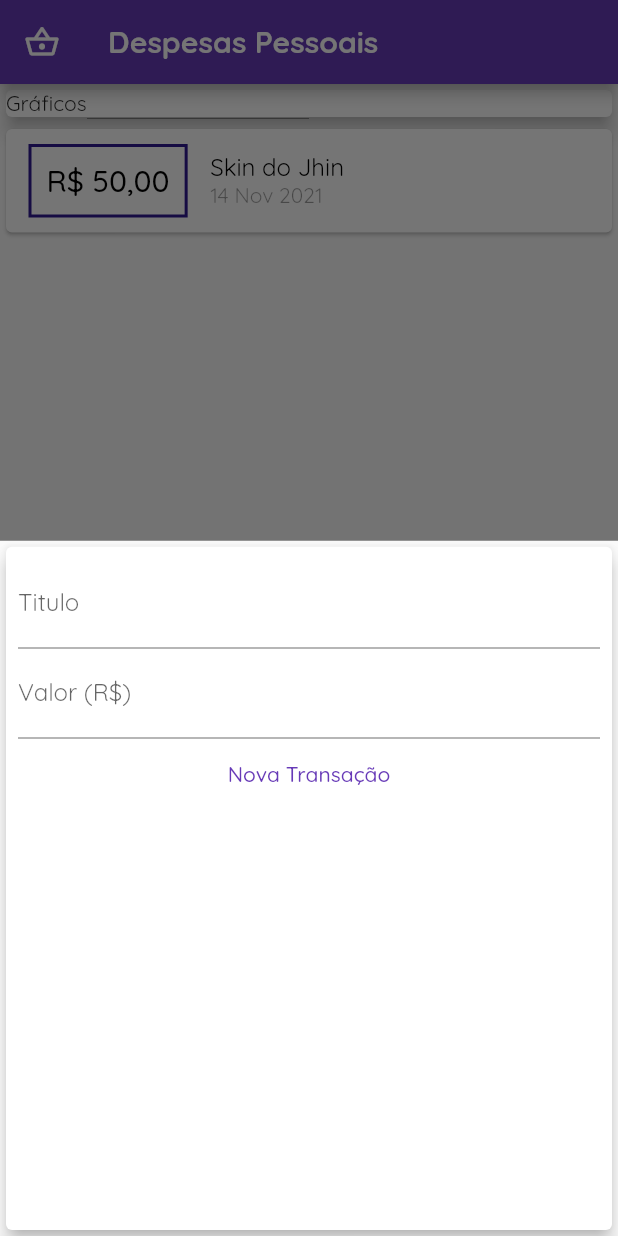
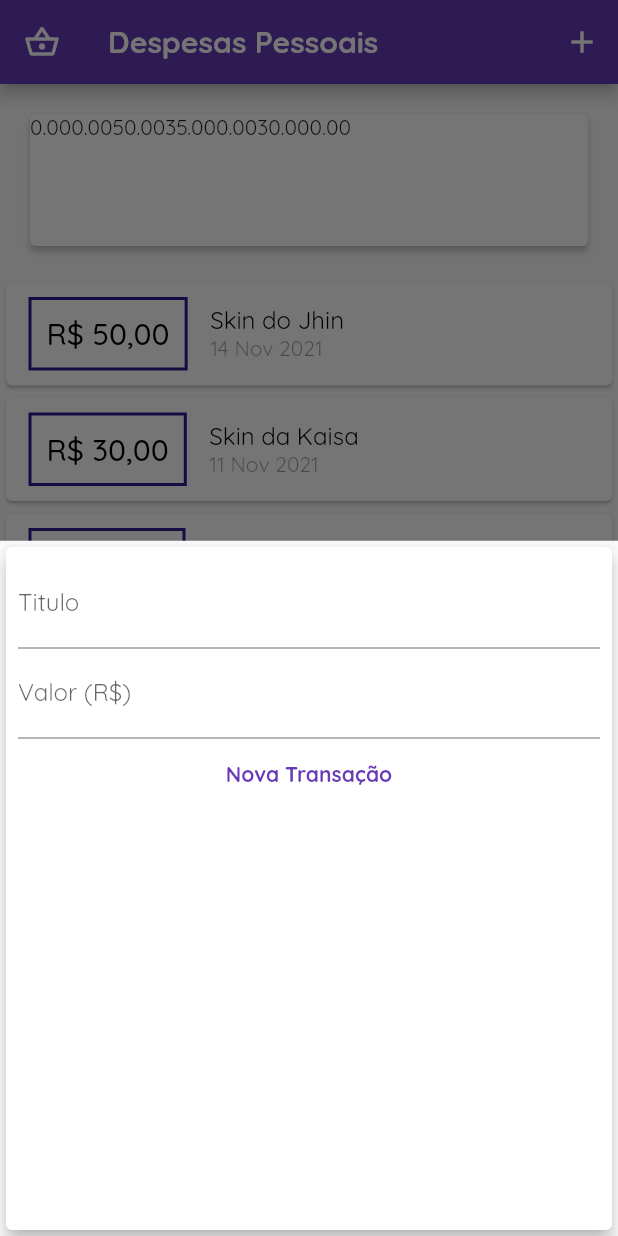
Before and after one commit to larinuness/flutter-app-despesas, a Flutter app: the screen it shows after launch, after a tap on the "add" icon, on a phone screen of 412 x 824 dp. Run offline on Flutter 3.47's test engine with Material 2 defaults, Android fonts, the phone set to English and light mode, and no system bars; our stand-ins replace google_fonts.

Commit message:
Projeto quase finalizado

```diff
--- a/projeto_despesas/lib/components/chart.dart
+++ b/projeto_despesas/lib/components/chart.dart
@@ -1,5 +1,6 @@
 import 'package:flutter/material.dart';
 import 'package:intl/intl.dart';
+import 'package:projeto_despesas/components/chart_bar.dart';
 import '../models/transaction.dart';
 
 //o gráfico sempre vai pegar as transações final do mes
@@ -8,15 +9,18 @@ class Chart extends StatelessWidget {
 
   const Chart({Key? key, required this.recentsTransactions}) : super(key: key);
   //tipo Object pq cada dia da semana vai ser um Object
-  List<Map<String, Object>> get groupedTransactions {
+  List<Map<String, dynamic>> get groupedTransactions {
     //gera com 7 itens, no caso 7 dias da semana
+    //cada index é um dia de semana
     return List.generate(7, (index) {
+      //index que está menos o dia de hoje
       final weekDay = DateTime.now().subtract(Duration(days: index));
 
       double totalSum = 0.0;
 
       for (var i = 0; i < recentsTransactions.length; i++) {
-        //vai comparar se é o mesmo dia
+        //vai comparar se é o mesmo dia/mes/ano
+        //e soma o valor total do dia
         bool sameDay = recentsTransactions[i].date.day == weekDay.day;
         bool sameMonth = recentsTransactions[i].date.month == weekDay.month;
         bool sameYear = recentsTransactions[i].date.year == weekDay.year;
@@ -27,7 +31,7 @@ class Chart extends StatelessWidget {
       }
 
       return {
-        //vai da a sigla do dia da semana
+        //vai retorna a sigla do dia da semana em inglês
         'day': DateFormat.E().format(weekDay)[0],
         'value': totalSum,
       };
@@ -36,11 +40,14 @@ class Chart extends StatelessWidget {
 
   @override
   Widget build(BuildContext context) {
+    groupedTransactions;
     return Card(
-      elevation: 6,
-      margin: EdgeInsets.all(20.0),
+      elevation: 2,
+      margin: const EdgeInsets.all(20.0),
       child: Row(
-        children: [],
+        children: groupedTransactions.map((tr) {
+          return ChartBar(label: tr['day'], value: tr['value'], percentage: 0);
+        }).toList(),
       ),
     );
   }
--- /dev/null
+++ b/projeto_despesas/lib/components/chart_bar.dart
@@ -0,0 +1,36 @@
+import 'package:flutter/material.dart';
+
+class ChartBar extends StatelessWidget {
+  final String label;
+  final double value;
+  final double percentage;
+
+  const ChartBar({
+    Key? key,
+    required this.label,
+    required this.value,
+    required this.percentage,
+  }) : super(key: key);
+
+  @override
+  Widget build(BuildContext context) {
+    return Column(
+      children: [
+        Text(
+          value.toStringAsFixed(2),
+        ),
+        const SizedBox(
+          height: 5,
+        ),
+        Container(
+          height: 60,
+          width: 10,
+          child: null,
+        ),
+        const SizedBox(
+          height: 5,
+        ),
+      ],
+    );
+  }
+}
--- a/projeto_despesas/lib/components/transaction_form.dart
+++ b/projeto_despesas/lib/components/transaction_form.dart
@@ -63,7 +63,12 @@ class _TransactionFormState extends State<TransactionForm> {
                 onPressed: () {
                   _submitForm();
                 },
-                child: const Text('Nova Transação'),
+                child: const Text(
+                  'Nova Transação',
+                  style: TextStyle(
+                    fontWeight: FontWeight.bold,
+                  ),
+                ),
               ),
             )
           ],
--- a/projeto_despesas/lib/components/transaction_list.dart
+++ b/projeto_despesas/lib/components/transaction_list.dart
@@ -32,6 +32,7 @@ class TransactionList extends StatelessWidget {
                         ),
                         decoration: BoxDecoration(
                           border: Border.all(
+                            // ignore: deprecated_member_use
                             color: Theme.of(context).accentColor,
                             width: 2,
                           ),
--- a/projeto_despesas/lib/main.dart
+++ b/projeto_despesas/lib/main.dart
@@ -2,12 +2,12 @@ import 'dart:math';
 import 'dart:ui';
 import 'package:flutter/material.dart';
 import 'package:google_fonts/google_fonts.dart';
-import 'package:projeto_despesas/components/no_transactions.dart';
+import 'package:projeto_despesas/components/chart.dart';
 import 'components/transaction_form.dart';
 
 import '../models/transaction.dart';
-import './components/transaction_form.dart';
-import './components/transaction_list.dart';
+
+import 'components/transaction_list.dart';
 
 main() => runApp(const ExpensesApp());
 
@@ -22,6 +22,7 @@ class ExpensesApp extends StatelessWidget {
       theme: ThemeData(
           primarySwatch: Colors.deepPurple,
           //deixa a cor do floatingActionButton mais escuro
+          // ignore: deprecated_member_use
           accentColor: Colors.deepPurple[900],
           textTheme: GoogleFonts.quicksandTextTheme()),
     );
@@ -38,11 +39,38 @@ class MyHomePage extends StatefulWidget {
 class _MyHomePageState extends State<MyHomePage> {
   final List<Transaction> _transactions = [
     Transaction(
-        id: '1',
-        title: 'Skin do Jhin',
-        value: 50,
-        date: DateTime.now().subtract(Duration(days: 2))),
+      id: '1',
+      title: 'Skin do Jhin',
+      value: 50,
+      //pega o dia de hoje e subtrai
+      date: DateTime.now().subtract(const Duration(days: 2)),
+    ),
+    Transaction(
+      id: '2',
+      title: 'Skin da Kaisa',
+      value: 30,
+      //pega o dia de hoje e subtrai
+      date: DateTime.now().subtract(const Duration(days: 5)),
+    ),
+    Transaction(
+      id: '2',
+      title: 'Skin da Lux',
+      value: 35,
+      //pega o dia de hoje e subtrai
+      date: DateTime.now().subtract(const Duration(days: 3)),
+    ),
   ];
+  //filter
+  //vai checar se as transações entra dentro dos 7 dias
+  //se for fora do 7 dias vai retornar false
+  List<Transaction> get _recentTransactions {
+    return _transactions.where((tr) {
+      //se a data for depois de uma data subtraida 7 dias atrás(dataRecente)
+      // é true
+      //se for antes, é false
+      return tr.date.isAfter(DateTime.now().subtract(const Duration(days: 7)));
+    }).toList();
+  }
 
   _openTransactionFormModal(BuildContext context) {
     //aparecer um modal no rodapé
@@ -72,6 +100,7 @@ class _MyHomePageState extends State<MyHomePage> {
     Navigator.of(context).pop();
   }
 
+
   @override
   Widget build(BuildContext context) {
     return Scaffold(
@@ -83,6 +112,14 @@ class _MyHomePageState extends State<MyHomePage> {
           ),
         ),
         leading: const Icon(Icons.shopping_basket_outlined),
+        actions: [
+          IconButton(
+            onPressed: () => _openTransactionFormModal(context),
+            icon: const Icon(
+              Icons.add,
+            ),
+          )
+        ],
       ),
       body: SingleChildScrollView(
         child: Column(
@@ -90,13 +127,7 @@ class _MyHomePageState extends State<MyHomePage> {
           //mainAxisAlignment: MainAxisAlignment.spaceAround,
           crossAxisAlignment: CrossAxisAlignment.stretch,
           children: [
-            const SizedBox(
-              width: double.infinity,
-              child: Card(
-                child: Text('Gráficos'),
-                elevation: 5,
-              ),
-            ),
+            Chart(recentsTransactions: _recentTransactions),
             TransactionList(transactions: _transactions)
           ],
         ),
```
